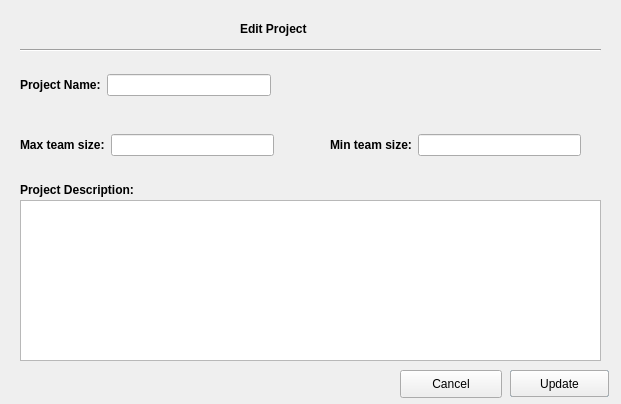
The window that D1/editprojectview.ui (GuelorEmanuel/Team-Tech-Support) describes before a commit, drawn with Qt 5.
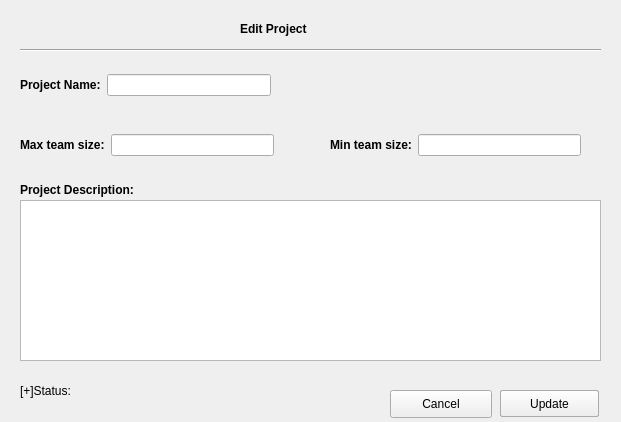
The same window after the commit.

Commit message: Error handling and updated view layout

The edit to the form file:
```diff
--- a/D1/editprojectview.ui
+++ b/D1/editprojectview.ui
@@ -7,7 +7,7 @@
     <x>0</x>
     <y>0</y>
     <width>621</width>
-    <height>404</height>
+    <height>422</height>
    </rect>
   </property>
   <property name="windowTitle">
@@ -35,8 +35,8 @@
   <widget class="QPushButton" name="createBtn">
    <property name="geometry">
     <rect>
-     <x>510</x>
-     <y>370</y>
+     <x>500</x>
+     <y>390</y>
      <width>99</width>
      <height>27</height>
     </rect>
@@ -127,8 +127,8 @@
   <widget class="QPushButton" name="updateBtn">
    <property name="geometry">
     <rect>
-     <x>510</x>
-     <y>370</y>
+     <x>500</x>
+     <y>390</y>
      <width>99</width>
      <height>27</height>
     </rect>
@@ -187,8 +187,8 @@
   <widget class="QPushButton" name="cancelButton">
    <property name="geometry">
     <rect>
-     <x>400</x>
-     <y>370</y>
+     <x>390</x>
+     <y>390</y>
      <width>102</width>
      <height>28</height>
     </rect>
@@ -197,6 +197,19 @@
     <string>Cancel</string>
    </property>
   </widget>
+  <widget class="QLabel" name="statusLbl">
+   <property name="geometry">
+    <rect>
+     <x>20</x>
+     <y>370</y>
+     <width>361</width>
+     <height>41</height>
+    </rect>
+   </property>
+   <property name="text">
+    <string>[+]Status:</string>
+   </property>
+  </widget>
  </widget>
  <resources/>
  <connections/>
```
The commit also changes 7 other files.
